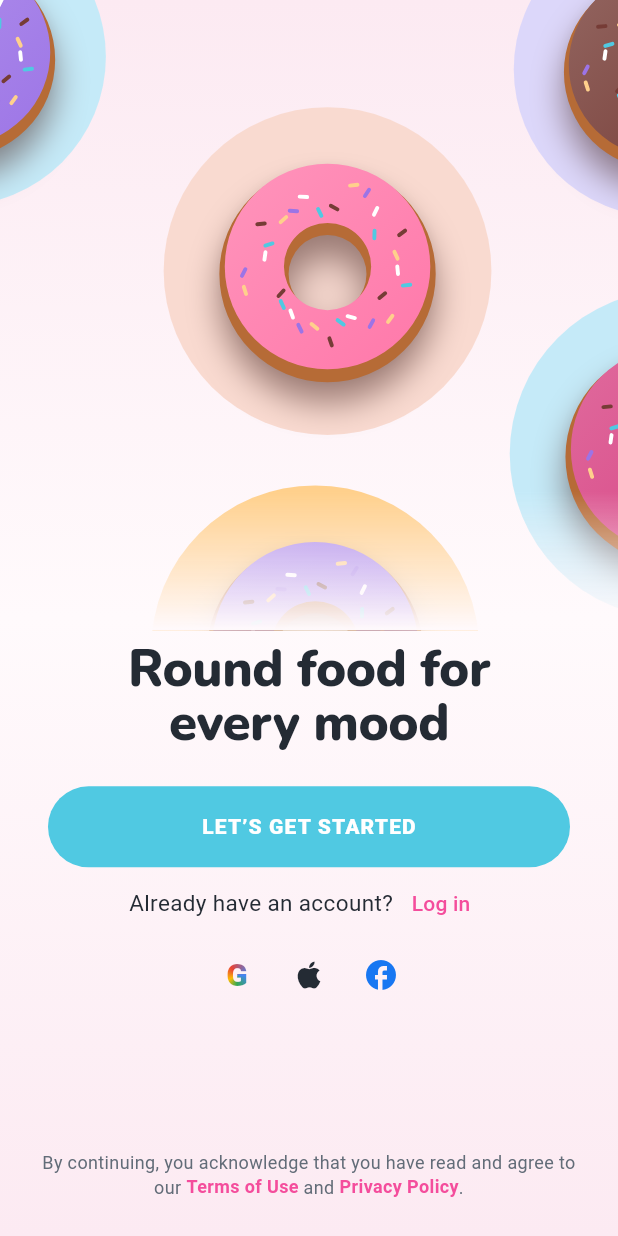
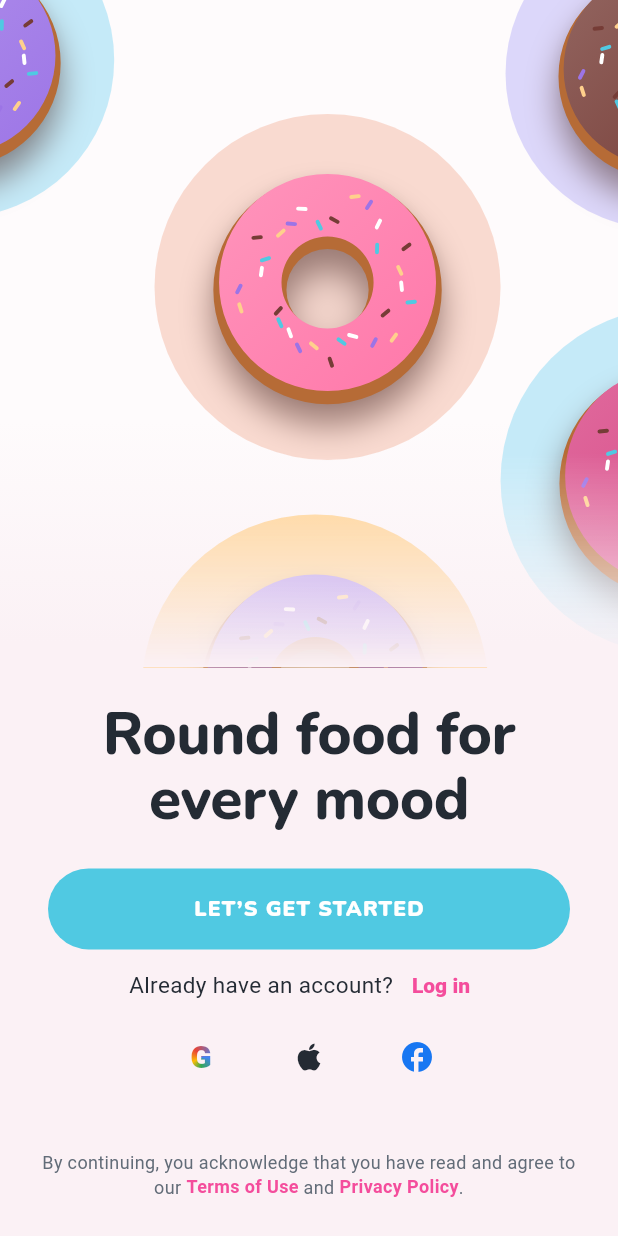
Before and after one commit to aungkokokhant/J-Donuts-customer-app, a Flutter app: the screen it shows after launch, on a phone screen of 412 x 824 dp. Run offline on Flutter 3.47's test engine with Material 3 defaults, Android fonts, the phone set to English and light mode, and no system bars; our stand-ins replace cached_network_image, connectivity_plus, drift, flutter_riverpod, flutter_secure_storage, flutter_svg and 1 more; accounts and stored records are empty; generated files the repository leaves out were written again.

Commit message:
Match landing typography and gradient to reference

```diff
--- a/lib/app/design/app_theme.dart
+++ b/lib/app/design/app_theme.dart
@@ -7,6 +7,8 @@ abstract final class AppColors {
   static const muted = Color(0xFF626C78);
   static const blush = Color(0xFFFCEAF2);
   static const canvas = Color(0xFFFFFAFC);
+  static const landingWhite = Color(0xFFFEFBFC);
+  static const landingPink = Color(0xFFFBF1F5);
   static const error = Color(0xFFB72445);
   static const white = Colors.white;
   static const catalogSurface = Color(0xFFEFF0F1);
--- a/lib/features/auth/presentation/auth_chrome.dart
+++ b/lib/features/auth/presentation/auth_chrome.dart
@@ -25,21 +25,29 @@ abstract final class AuthLayout {
 }
 
 class AuthBackground extends StatelessWidget {
-  const AuthBackground({super.key, required this.child});
+  const AuthBackground({
+    super.key,
+    required this.child,
+    this.gradient = _authGradient,
+    this.safeTop = true,
+  });
+
+  static const _authGradient = LinearGradient(
+    begin: Alignment.topCenter,
+    end: Alignment.bottomCenter,
+    colors: [AppColors.blush, AppColors.canvas, AppColors.blush],
+  );
+
   final Widget child;
+  final Gradient gradient;
+  final bool safeTop;
 
   @override
   Widget build(BuildContext context) => Scaffold(
     body: SizedBox.expand(
       child: DecoratedBox(
-        decoration: const BoxDecoration(
-          gradient: LinearGradient(
-            begin: Alignment.topCenter,
-            end: Alignment.bottomCenter,
-            colors: [AppColors.blush, AppColors.canvas, AppColors.blush],
-          ),
-        ),
-        child: SafeArea(child: child),
+        decoration: BoxDecoration(gradient: gradient),
+        child: SafeArea(top: safeTop, child: child),
       ),
     ),
   );
@@ -93,10 +101,12 @@ class AuthButton extends StatefulWidget {
     required this.label,
     this.onPressed,
     this.busy = false,
+    this.labelStyle,
   });
   final String label;
   final VoidCallback? onPressed;
   final bool busy;
+  final TextStyle? labelStyle;
 
   @override
   State<AuthButton> createState() => _AuthButtonState();
@@ -125,7 +135,7 @@ class _AuthButtonState extends State<AuthButton> {
               textStyle: const TextStyle(
                 fontWeight: FontWeight.w900,
                 letterSpacing: .75,
-              ),
+              ).merge(widget.labelStyle),
             ),
             child: AnimatedSwitcher(
               duration: duration,
--- a/lib/features/auth/presentation/donut_art.dart
+++ b/lib/features/auth/presentation/donut_art.dart
@@ -19,11 +19,11 @@ class DonutArt extends StatelessWidget {
       width: double.infinity,
       child: ShaderMask(
         blendMode: BlendMode.dstIn,
-        shaderCallback: (bounds) => const LinearGradient(
+        shaderCallback: (bounds) => LinearGradient(
           begin: Alignment.topCenter,
           end: Alignment.bottomCenter,
-          colors: [AppColors.white, AppColors.white, Colors.transparent],
-          stops: [0, .78, 1],
+          colors: const [AppColors.white, AppColors.white, Colors.transparent],
+          stops: [0, tiles ? .78 : .68, 1],
         ).createShader(bounds),
         child: TweenAnimationBuilder<double>(
           tween: Tween(begin: 0, end: 1),
--- a/lib/features/auth/presentation/onboarding_page.dart
+++ b/lib/features/auth/presentation/onboarding_page.dart
@@ -10,33 +10,35 @@ import 'donut_art.dart';
 class OnboardingPage extends StatelessWidget {
   const OnboardingPage({super.key});
 
+  static const _background = LinearGradient(
+    begin: Alignment.topCenter,
+    end: Alignment.bottomCenter,
+    colors: [
+      AppColors.landingWhite,
+      AppColors.landingWhite,
+      AppColors.landingPink,
+      AppColors.landingPink,
+    ],
+    stops: [0, .34, .52, 1],
+  );
+
   @override
-  Widget build(BuildContext context) {
-    final strings = AppLocalizations.of(context);
-    return AuthBackground(
+  Widget build(BuildContext context) => AuthBackground(
+    gradient: _background,
+    safeTop: false,
     child: LayoutBuilder(
       builder: (context, limits) => SingleChildScrollView(
         child: ConstrainedBox(
           constraints: BoxConstraints(minHeight: limits.maxHeight),
-            child: IntrinsicHeight(
           child: Column(
+            mainAxisAlignment: MainAxisAlignment.spaceBetween,
             crossAxisAlignment: CrossAxisAlignment.stretch,
             children: [
-                  DonutArt(height: (limits.maxHeight * .51).clamp(215, 440)),
-                  Padding(
-                    padding: const EdgeInsets.fromLTRB(
-                      AuthLayout.pageInset,
-                      AppSpacing.sm,
-                      AuthLayout.pageInset,
-                      AppSpacing.sm,
-                    ),
-                    child: _OnboardingActions(strings: strings),
-                  ),
-                  const Spacer(),
+              _mainContent(context, limits),
               const Padding(
                 padding: EdgeInsets.fromLTRB(
                   AppSpacing.lg,
-                      AppSpacing.sm,
+                  AppSpacing.md,
                   AppSpacing.lg,
                   AppSpacing.lg,
                 ),
@@ -47,14 +49,31 @@ class OnboardingPage extends StatelessWidget {
         ),
       ),
     ),
+  );
+
+  Widget _mainContent(BuildContext context, BoxConstraints limits) => Column(
+    children: [
+      DonutArt(height: (limits.maxHeight * .54).clamp(210, 490)),
+      Padding(
+        padding: const EdgeInsets.fromLTRB(
+          AuthLayout.pageInset,
+          AppSpacing.lg,
+          AuthLayout.pageInset,
+          AppSpacing.sm,
         ),
+        child: _OnboardingActions(
+          strings: AppLocalizations.of(context),
+          headingSize: (limits.maxWidth * .095).clamp(30, 40),
+        ),
+      ),
+    ],
   );
-  }
 }
 
 class _OnboardingActions extends StatelessWidget {
-  const _OnboardingActions({required this.strings});
+  const _OnboardingActions({required this.strings, required this.headingSize});
   final AppLocalizations strings;
+  final double headingSize;
 
   @override
   Widget build(BuildContext context) => Column(
@@ -64,7 +83,12 @@ class _OnboardingActions extends StatelessWidget {
         child: Text(
           strings.onboardingTitle,
           textAlign: TextAlign.center,
-          style: AuthLayout.heading(context),
+          style: AuthLayout.heading(context)?.copyWith(
+            fontSize: headingSize,
+            height: 1.10,
+            fontWeight: FontWeight.w800,
+            fontVariations: const [FontVariation('wght', 800)],
+          ),
         ),
       ),
       const SizedBox(height: AppSpacing.lg),
@@ -72,6 +96,10 @@ class _OnboardingActions extends StatelessWidget {
         index: 2,
         child: AuthButton(
           label: strings.getStarted,
+          labelStyle: const TextStyle(
+            fontFamily: 'Nunito',
+            fontVariations: [FontVariation('wght', 900)],
+          ),
           onPressed: () => context.push('/auth?mode=register'),
         ),
       ),
@@ -84,6 +112,10 @@ class _OnboardingActions extends StatelessWidget {
             Text(strings.haveAccount),
             TextButton(
               onPressed: () => context.push('/auth?mode=login'),
+              style: TextButton.styleFrom(
+                padding: const EdgeInsets.symmetric(horizontal: AppSpacing.xs),
+                textStyle: const TextStyle(fontWeight: FontWeight.w800),
+              ),
               child: Text(strings.logIn),
             ),
           ],
@@ -99,11 +131,13 @@ class _OnboardingActions extends StatelessWidget {
               icon: const _GoogleMark(),
               onPressed: () => showAuthPlaceholder(context),
             ),
+            const SizedBox(width: AppSpacing.lg),
             IconButton(
               tooltip: strings.apple,
               icon: const Icon(Icons.apple, color: AppColors.ink),
               onPressed: () => showAuthPlaceholder(context),
             ),
+            const SizedBox(width: AppSpacing.lg),
             IconButton(
               tooltip: strings.facebook,
               icon: const Icon(Icons.facebook, color: AppColors.socialBlue),
```
Lines whose indentation alone changed are shown as unchanged.
